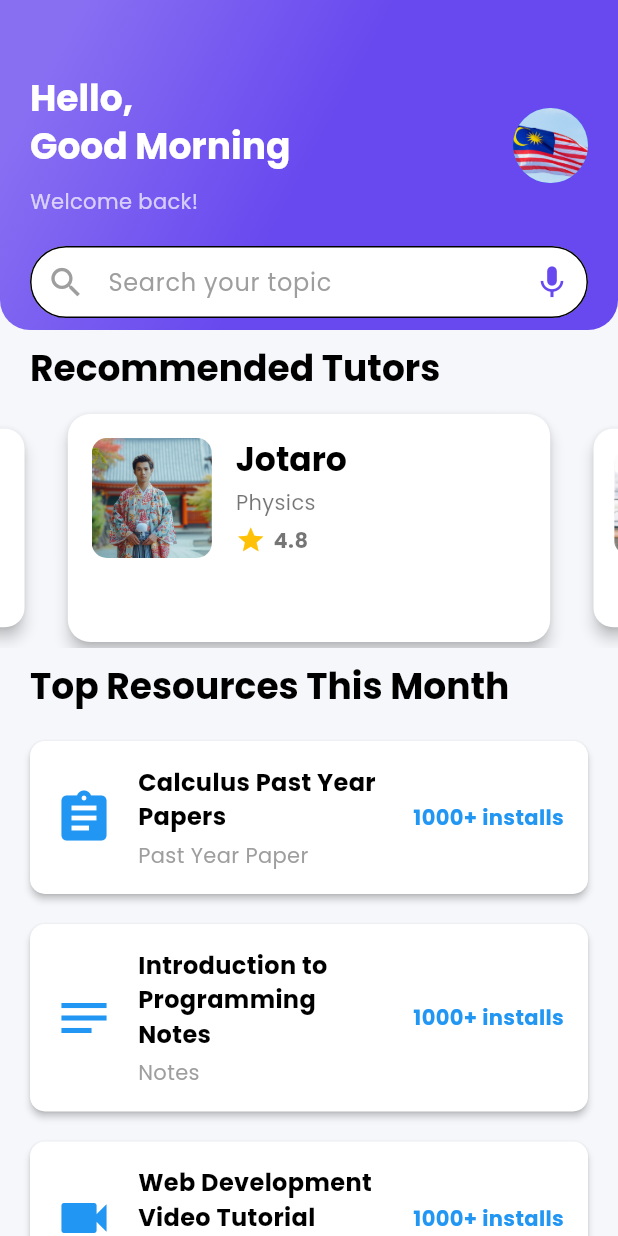
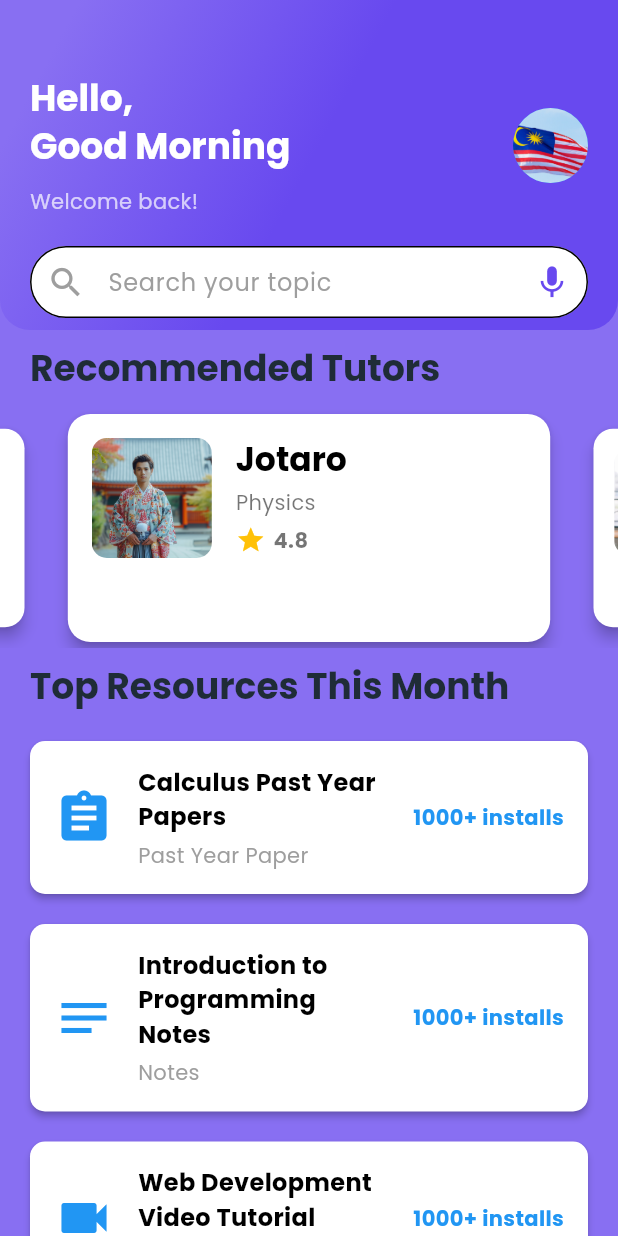
Before and after one commit to zw-weng/EduConnect-Xcode, a Flutter app: the HomeScreen screen opened directly, on a phone screen of 412 x 824 dp. Run offline on Flutter 3.47's test engine with Material 3 defaults, Android fonts, the phone set to English and light mode, and no system bars; drawn by our look-alikes of carousel_slider; our stand-ins replace dio, google_nav_bar, youtube_player_flutter; missing offline and left inert: external_path, flutter_file_dialog, pdfx, youtube_explode_dart.

Commit message:
update ui

```diff
--- a/lib/screens/home_screen.dart
+++ b/lib/screens/home_screen.dart
@@ -99,7 +99,9 @@ class _HomeScreenState extends State<HomeScreen> {
     return AnnotatedRegion<SystemUiOverlayStyle>(
       value: SystemUiOverlayStyle.light,
       child: Scaffold(
-        body: Column(
+        body: Container(
+          color: kPrimaryLight, // Set the background color
+          child: Column(
             crossAxisAlignment: CrossAxisAlignment.start,
             children: [
               const CustomAppBar(),
@@ -109,6 +111,7 @@ class _HomeScreenState extends State<HomeScreen> {
                   "Recommended Tutors",
                   style: Theme.of(context).textTheme.headlineSmall?.copyWith(
                         fontWeight: FontWeight.bold,
+                        color: kTextColor,
                       ),
                 ),
               ),
@@ -128,6 +131,7 @@ class _HomeScreenState extends State<HomeScreen> {
                   "Top Resources This Month",
                   style: Theme.of(context).textTheme.headlineSmall?.copyWith(
                         fontWeight: FontWeight.bold,
+                        color: kTextColor,
                       ),
                 ),
               ),
@@ -137,6 +141,7 @@ class _HomeScreenState extends State<HomeScreen> {
                   itemCount: topResources.length,
                   itemBuilder: (context, index) {
                     final resource = topResources[index];
+
                     return GestureDetector(
                       onTap: () {
                         if (resource.type == 'video') {
@@ -164,6 +169,7 @@ class _HomeScreenState extends State<HomeScreen> {
                 ),
               ),
             ],
+          ),
         ),
       ),
     );
@@ -225,8 +231,9 @@ class CustomAppBar extends StatelessWidget {
               ),
             ],
           ),
-          const SizedBox(height: 20),
+          const SizedBox(height: 20), // Increased space below search bar
           const SearchField(),
+          const SizedBox(height: 20), // Additional spacing for better layout
         ],
       ),
     );
--- a/lib/screens/materials_screen.dart
+++ b/lib/screens/materials_screen.dart
@@ -1,3 +1,4 @@
+import 'package:educonnect/constants/colors.dart';
 import 'package:flutter/material.dart';
 import 'package:educonnect/models/resource.dart'; // Ensure this points to your Resource model
 import 'package:educonnect/screens/pdf_preview_screen.dart'; // PDF preview screen
@@ -25,7 +26,7 @@ class _MaterialsScreenState extends State<MaterialsScreen> {
       case "video":
         return Colors.green; // Color for videos
       default:
-        return Colors.black; // Default color
+        return kTextColor; // Default color
     }
   }
 
--- a/lib/screens/video_preview_screen.dart
+++ b/lib/screens/video_preview_screen.dart
@@ -1,3 +1,4 @@
+import 'package:educonnect/constants/colors.dart';
 import 'package:educonnect/widgets/floating_video_button.dart';
 import 'package:flutter/material.dart';
 import 'package:youtube_player_flutter/youtube_player_flutter.dart';
@@ -44,7 +45,7 @@ class _VideoPreviewScreenState extends State<VideoPreviewScreen> {
   Widget build(BuildContext context) {
     return Scaffold(
       appBar: AppBar(
-        title: const Text("Video Preview"),
+        title: const Text("Video Player"),
         centerTitle: true,
         elevation: 4.0,
       ),
@@ -69,7 +70,7 @@ class _VideoPreviewScreenState extends State<VideoPreviewScreen> {
                 style: const TextStyle(
                   fontSize: 20,
                   fontWeight: FontWeight.bold,
-                  color: Colors.black87,
+                  color: kTextColor,
                 ),
                 textAlign: TextAlign.center,
               ),
```
Lines whose indentation alone changed are shown as unchanged.
